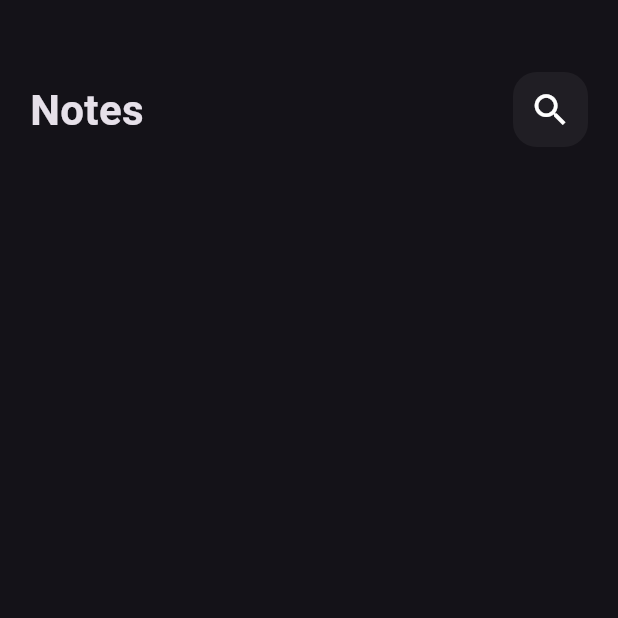
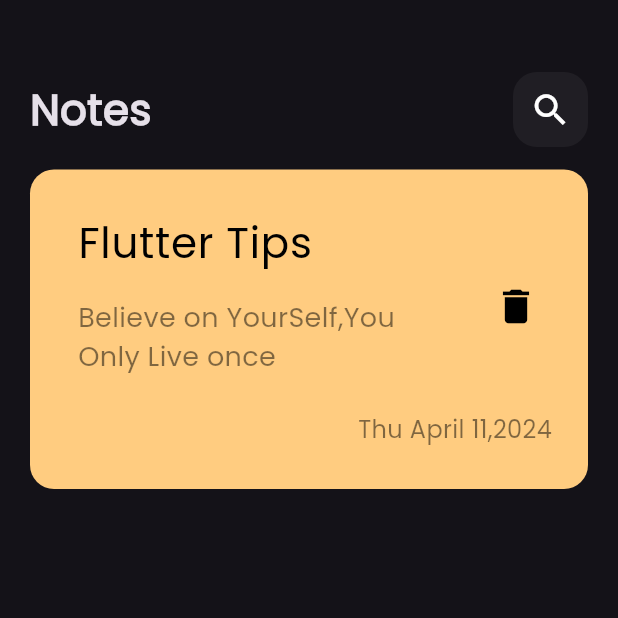
Before and after one commit to Mohamed-Dawood9/notes_app, a Flutter app: the screen it shows after launch, on a phone screen of 412 x 824 dp, the top half of it. Run offline on Flutter 3.47's test engine with Material 3 defaults, Android fonts, the phone set to English and light mode, and no system bars.

Commit message:
Create Custom Notes Item And Constats

```diff
--- /dev/null
+++ b/lib/consts/consts.dart
@@ -0,0 +1,4 @@
+import 'package:flutter/material.dart';
+
+const kTextColor = Colors.black;
+Color kTextColorWithOpacity = kTextColor.withOpacity(.5);
--- a/lib/main.dart
+++ b/lib/main.dart
@@ -4,8 +4,6 @@ import 'package:notes_app/view/notes_view.dart';
 void main() {
   runApp(const NotesApp());
 }
-
-
 
 class NotesApp extends StatelessWidget {
   const NotesApp({super.key});
@@ -15,10 +13,10 @@ class NotesApp extends StatelessWidget {
     return MaterialApp(
       debugShowCheckedModeBanner: false,
       routes: {
-        NotesView.id:(context) =>  const NotesView(),
+        NotesView.id: (context) => const NotesView(),
       },
-      theme: ThemeData(brightness: Brightness.dark),
-      initialRoute:NotesView.id,
+      theme: ThemeData(brightness: Brightness.dark, fontFamily: "Poppins"),
+      initialRoute: NotesView.id,
     );
   }
 }
--- /dev/null
+++ b/lib/widgets/custom_note_item.dart
@@ -0,0 +1,50 @@
+import 'package:flutter/material.dart';
+import 'package:notes_app/consts/consts.dart';
+
+class NotesItem extends StatelessWidget {
+  const NotesItem({super.key});
+
+  @override
+  Widget build(BuildContext context) {
+    return Container(
+      padding: const EdgeInsets.only(top: 20, bottom: 20, left: 16),
+      decoration: BoxDecoration(
+        color: const Color(0xffFFCC80),
+        borderRadius: BorderRadius.circular(16),
+      ),
+      child: Column(
+        crossAxisAlignment: CrossAxisAlignment.end,
+        children: [
+          ListTile(
+            title: const Text(
+              "Flutter Tips",
+              style: TextStyle(
+                  color: kTextColor, fontSize: 28, fontWeight: FontWeight.w500),
+            ),
+            subtitle: Padding(
+              padding: const EdgeInsets.symmetric(vertical: 16),
+              child: Text(
+                "Believe on YourSelf,You Only Live once ",
+                style: TextStyle(color: kTextColorWithOpacity, fontSize: 18),
+              ),
+            ),
+            trailing: IconButton(
+              tooltip: "Remove Your Note",
+              onPressed: () {},
+              icon: const Icon(
+                Icons.delete,
+                color: kTextColor,
+                size: 30,
+              ),
+            ),
+          ),
+          Padding(
+            padding: const EdgeInsets.only(right: 24, bottom: 8),
+            child: Text("Thu April 11,2024",
+                style: TextStyle(color: kTextColorWithOpacity, fontSize: 16)),
+          ),
+        ],
+      ),
+    );
+  }
+}
--- a/lib/widgets/notes_view_body.dart
+++ b/lib/widgets/notes_view_body.dart
@@ -1,5 +1,6 @@
 import 'package:flutter/material.dart';
 import 'package:notes_app/widgets/custom_app_bar.dart';
+import 'package:notes_app/widgets/custom_note_item.dart';
 
 class NotesViewBody extends StatelessWidget {
   const NotesViewBody({super.key});
@@ -14,6 +15,10 @@ class NotesViewBody extends StatelessWidget {
             height: 40,
           ),
           CustomAppBar(),
+          SizedBox(
+            height: 15,
+          ),
+          NotesItem(),
         ],
       ),
     );
```
Also changed, not shown: pubspec.yaml (+6 -11 lines), assets/fonts/Poppins-Regular.ttf (added).
